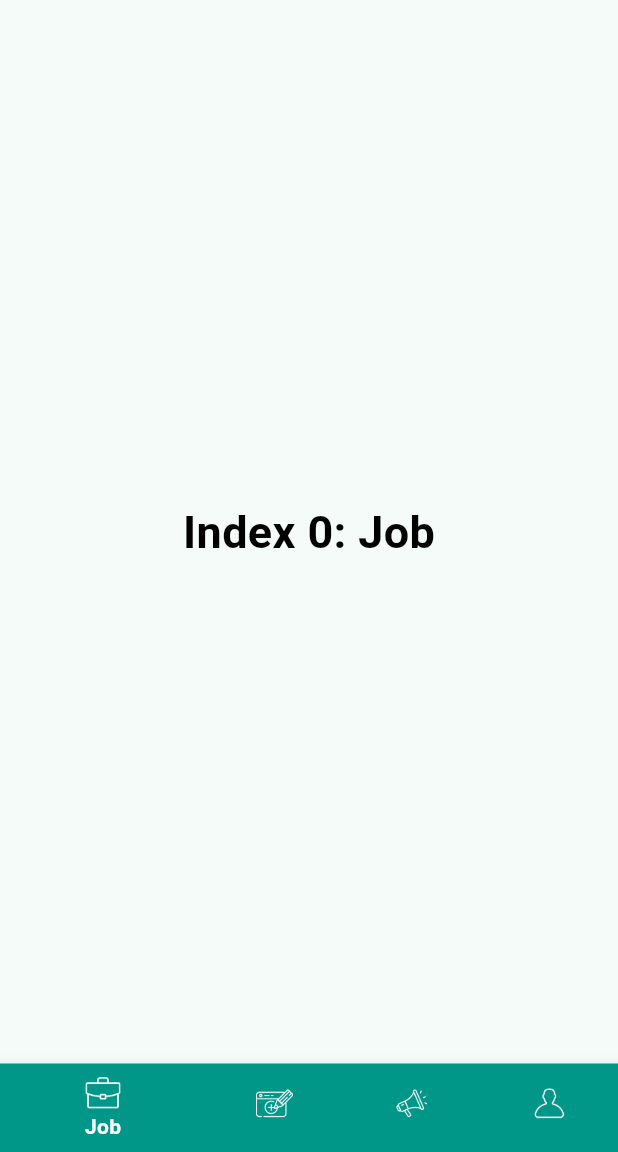
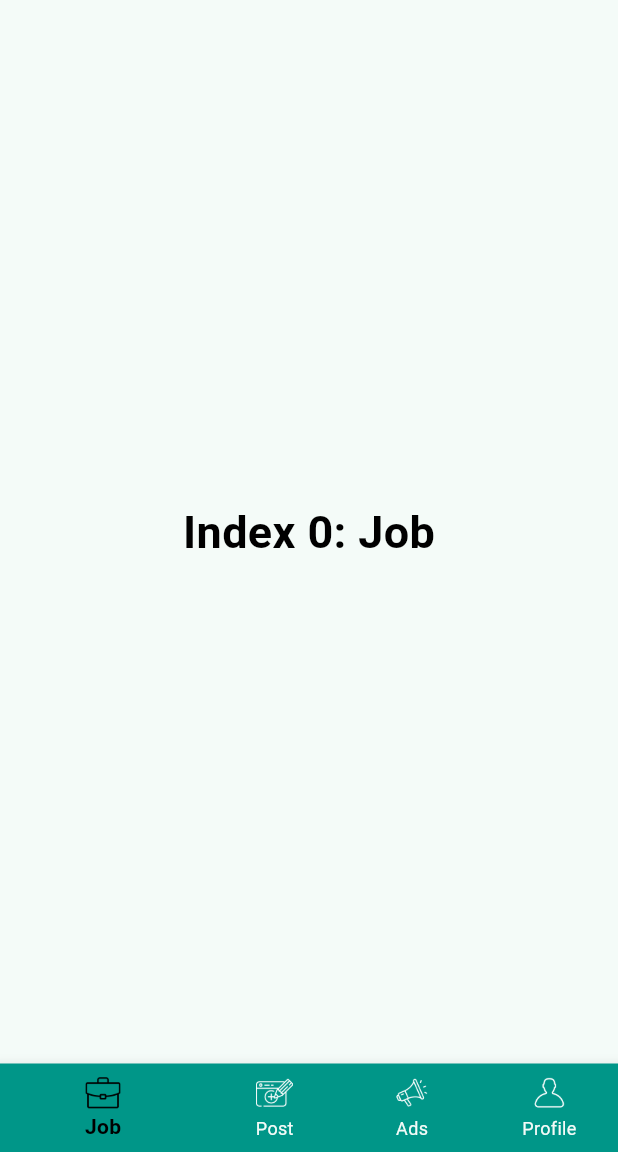
Before and after one commit to esurajgupta/Fluttter-irukkaa, a Flutter app: the DashboardScreen screen opened directly, on a phone screen of 412 x 824 dp, the part 84-1236 px from its top. Run offline on Flutter 3.47's test engine with Material 2 defaults, Android fonts, the light colour scheme and no system bars; statements that could not run were skipped.

Commit message:
fix: BottomTab Design Change and color change of the active bottom tab

```diff
--- a/lib/src/screen/DashboardScreen.dart
+++ b/lib/src/screen/DashboardScreen.dart
@@ -1,6 +1,7 @@
 import 'package:flutter/material.dart';
 
 class DashboardScreen extends StatefulWidget {
+  const DashboardScreen({super.key});
   @override
   State<DashboardScreen> createState() => _DashboardScreenState();
 }
@@ -88,7 +89,7 @@ class _DashboardScreenState extends State<DashboardScreen> {
           BottomNavigationBarItem(
             icon: Image.asset(
               'assets/images/job.png',
-              color: Colors.white,
+              color: _selectedIndex == 0 ? Colors.black : Colors.white,
               width: 25,
               height: 25,
             ),
@@ -98,7 +99,7 @@ class _DashboardScreenState extends State<DashboardScreen> {
           BottomNavigationBarItem(
             icon: Image.asset(
               'assets/images/post.png',
-              color: Colors.white,
+              color: _selectedIndex == 1 ? Colors.black : Colors.white,
               width: 25,
               height: 25,
             ),
@@ -108,7 +109,7 @@ class _DashboardScreenState extends State<DashboardScreen> {
           BottomNavigationBarItem(
             icon: Image.asset(
               'assets/images/ads.png',
-              color: Colors.white,
+              color: _selectedIndex == 2 ? Colors.black : Colors.white,
               width: 25,
               height: 25,
             ),
@@ -118,7 +119,7 @@ class _DashboardScreenState extends State<DashboardScreen> {
           BottomNavigationBarItem(
             icon: Image.asset(
               'assets/images/profile2.png',
-              color: Colors.white,
+              color: _selectedIndex == 3 ? Colors.black : Colors.white,
               width: 25,
               height: 25,
             ),
@@ -128,8 +129,14 @@ class _DashboardScreenState extends State<DashboardScreen> {
         ],
         selectedLabelStyle: const TextStyle(fontWeight: FontWeight.bold),
         currentIndex: _selectedIndex,
-        selectedItemColor: Colors.white,
+        selectedItemColor: (_selectedIndex == 0 ||
+                _selectedIndex == 1 ||
+                _selectedIndex == 2 ||
+                _selectedIndex == 3)
+            ? Colors.black
+            : Colors.white,
         onTap: _onItemTapped,
+        showUnselectedLabels: true,
       ),
     );
   }
--- a/lib/src/screen/SplashScreen.dart
+++ b/lib/src/screen/SplashScreen.dart
@@ -1,8 +1,6 @@
 import 'dart:async';
 
 import 'package:flutter/material.dart';
-import 'package:flutter/services.dart';
-import 'package:irukkaa/src/screen/DashboardScreen.dart';
 import 'package:irukkaa/src/screen/LoginScreen.dart';
 
 class SpalshScren extends StatefulWidget {
```
